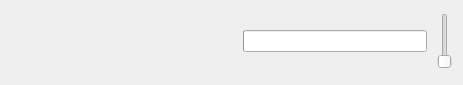
This is PlayerForm.ui in tarmack/Pythagora as Qt 5 draws it before an edit. The edited form follows.
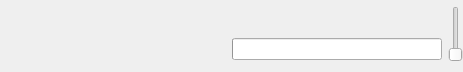
This is the edited form.

Commit message: The Current Playlist, Library, stored playlists and Player Forms are now proper separate modules.

```diff
--- a/PlayerForm.ui
+++ b/PlayerForm.ui
@@ -7,13 +7,22 @@
     <x>0</x>
     <y>0</y>
     <width>463</width>
-    <height>85</height>
+    <height>72</height>
    </rect>
   </property>
+  <property name="sizePolicy">
+   <sizepolicy hsizetype="MinimumExpanding" vsizetype="Minimum">
+    <horstretch>0</horstretch>
+    <verstretch>0</verstretch>
+   </sizepolicy>
+  </property>
   <property name="windowTitle">
    <string>Form</string>
   </property>
   <layout class="QHBoxLayout" name="horizontalLayout_2">
+   <property name="margin">
+    <number>0</number>
+   </property>
    <item>
     <layout class="QHBoxLayout" name="buttonsLayout">
      <property name="spacing">
@@ -83,7 +92,7 @@
     </layout>
    </item>
    <item>
-    <layout class="QHBoxLayout" name="horizontalLayout">
+    <layout class="QGridLayout" name="gridLayout">
      <property name="sizeConstraint">
       <enum>QLayout::SetFixedSize</enum>
      </property>
@@ -93,30 +102,17 @@
      <property name="bottomMargin">
       <number>3</number>
      </property>
-     <item>
-      <widget class="QProgressBar" name="progress">
-       <property name="acceptDrops">
-        <bool>true</bool>
-       </property>
-       <property name="maximum">
-        <number>1000</number>
-       </property>
-       <property name="format">
-        <string/>
-       </property>
-      </widget>
-     </item>
-     <item>
+     <item row="0" column="0">
       <layout class="QVBoxLayout" name="titleLayout">
        <property name="leftMargin">
         <number>4</number>
        </property>
-       <property name="bottomMargin">
+       <property name="topMargin">
         <number>4</number>
        </property>
       </layout>
      </item>
-     <item>
+     <item row="0" column="1" rowspan="2">
       <widget class="QSlider" name="volume">
        <property name="sizePolicy">
         <sizepolicy hsizetype="Fixed" vsizetype="MinimumExpanding">
@@ -141,6 +137,19 @@
        </property>
       </widget>
      </item>
+     <item row="1" column="0">
+      <widget class="QProgressBar" name="progress">
+       <property name="acceptDrops">
+        <bool>true</bool>
+       </property>
+       <property name="maximum">
+        <number>1000</number>
+       </property>
+       <property name="format">
+        <string/>
+       </property>
+      </widget>
+     </item>
     </layout>
    </item>
   </layout>
```
The commit also changes 10 other files.
